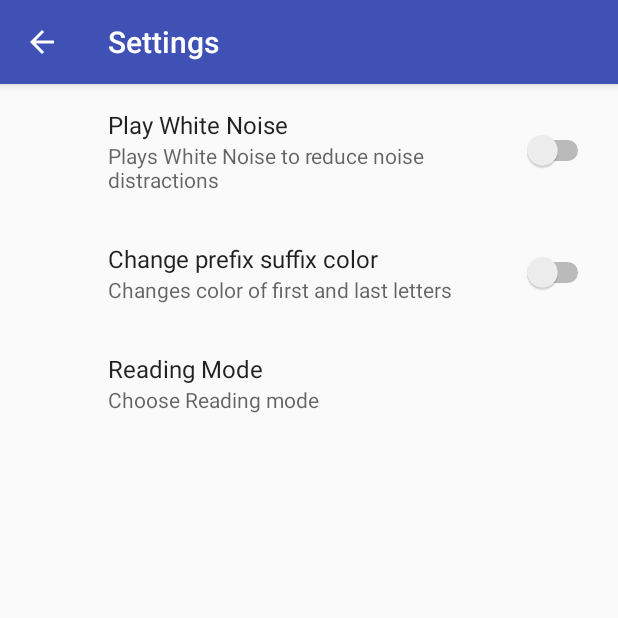
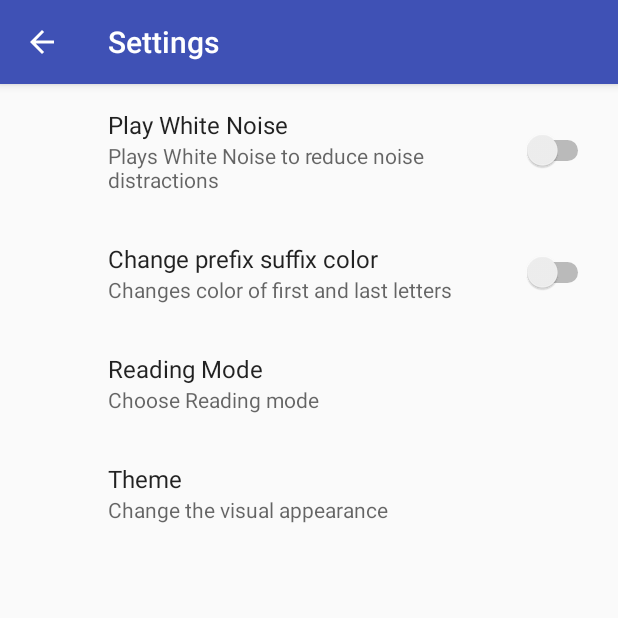
Before and after one commit to jvlsg/DyslexReader, an Android app: the screen it shows after launch (SettingsActivity), on a phone screen of 412 x 824 dp, the top half of it. Run offline under Robolectric (Android 15) with nearby library versions, the phone set to English and light mode, and no system bars; our stand-ins replace androidx.preference.

Commit message:
Continued preferences
*Adicionou resources para keys
TODO: Mergir com branch Kenji - integrar códigos e atualizar Main.

```diff
--- a/DyslexReader/app/src/main/java/cognitiva/dyslexreader/SettingsActivity.java
+++ b/DyslexReader/app/src/main/java/cognitiva/dyslexreader/SettingsActivity.java
@@ -1,19 +1,35 @@
 package cognitiva.dyslexreader;
 
+import android.preference.SwitchPreference;
 import android.support.v7.app.ActionBar;
 import android.support.v7.app.AppCompatActivity;
 import android.os.Bundle;
 
 public class SettingsActivity extends AppCompatActivity {
 
+    private SwitchPreference switchWhiteNoise;
+    private SwitchPreference switchFistLastColors;
+
+
+    //TODO: HOLDTIME
+
     @Override
     protected void onCreate(Bundle savedInstanceState) {
         super.onCreate(savedInstanceState);
         setContentView(R.layout.activity_settings);
 
+
+        /**
+         * Botão para retorno ao menu Principal
+         */
         ActionBar actionBar = this.getSupportActionBar();
         if(actionBar!=null){
             actionBar.setDisplayHomeAsUpEnabled(true);
         }
+
+        /**
+         *
+         */
+        //switchWhiteNoise = (SwitchPreference) findPr
     }
 }
--- a/DyslexReader/app/src/main/res/values/arrays.xml
+++ b/DyslexReader/app/src/main/res/values/arrays.xml
@@ -1,5 +1,7 @@
 <?xml version="1.0" encoding="utf-8"?>
 <resources>
+
+    <!-- SETTINGS ACTIVITY -->
     <array name="readingModes">
         <item>@string/readingModeLabelHighlight</item>
         <item>@string/readingModeLabelWordByWord</item>
@@ -8,4 +10,18 @@
         <item>@string/readingModeValueHighlight</item>
         <item>@string/readingModeValueWordByWord</item>
     </array>
+
+
+    <array name="themes">
+        <item>@string/themeLabelLight</item>
+        <item>@string/themeLabelDark</item>
+        <item>@string/themeLabelCustom</item>
+    </array>
+    <array name="entryValuesThemes">
+        <item>@string/themeValueLight</item>
+        <item>@string/themeValueDark</item>
+        <item>@string/themeValueCustom</item>
+    </array>
+
+
 </resources>
--- a/DyslexReader/app/src/main/res/values/strings.xml
+++ b/DyslexReader/app/src/main/res/values/strings.xml
@@ -19,20 +19,33 @@
     <!-- SETTINGS ACTIVITY -->
     <string name="settingsLabel">Settings</string>
 
+    <string name="whiteNoiseKey" translatable="false">whiteNoise</string>
     <string name="whiteNoiseTitle">Play White Noise</string>
     <string name="whiteNoiseSummary">Plays White Noise to reduce noise distractions</string>
 
+    <string name="firstLastColorsKey" translatable="false">firstLastColors</string>
     <string name="firstLastColorsTitle">Change prefix suffix color</string>
     <string name="firstLastColorsSummary">Changes color of first and last letters</string>
 
+    <string name="readingModeKey" translatable="false">readingMode</string>
     <string name="readingModeTitle">Reading Mode</string>
     <string name="readingModeSummary">Choose Reading mode</string>
     <string name="readingModeDialog">Choose Reading mode</string>
-
     <string name="readingModeLabelHighlight">Highlight</string>
     <string name="readingModeLabelWordByWord">Word By Word</string>
+    <string name="readingModeValueHighlight" translatable="false">highlight</string>
+    <string name="readingModeValueWordByWord" translatable="false">wordByWord</string>
 
-    <string name="readingModeValueHighlight">highlight</string>
-    <string name="readingModeValueWordByWord">wordByWord</string>
+    <string name="themeKey" translatable="false">theme</string>
+    <string name="themeTitle">Theme</string>
+    <string name="themeSummary">Change the visual appearance</string>
+    <string name="themeDialog">Choose Your theme</string>
+    <string name="themeLabelLight">Light</string>
+    <string name="themeLabelDark">Dark</string>
+    <string name="themeLabelCustom">Custom</string>
+    <string name="themeValueLight" translatable="false">light</string>
+    <string name="themeValueDark" translatable="false">dark</string>
+    <string name="themeValueCustom" translatable="false">custom</string>
+
 
 </resources>
--- a/DyslexReader/app/src/main/res/xml/pref_dyslex.xml
+++ b/DyslexReader/app/src/main/res/xml/pref_dyslex.xml
@@ -1,23 +1,39 @@
 <?xml version="1.0" encoding="utf-8"?>
 <PreferenceScreen xmlns:android="http://schemas.android.com/apk/res/android">
+
     <SwitchPreference
-        android:key="switchWhiteNoise"
+        android:key="@string/whiteNoiseKey"
         android:title="@string/whiteNoiseTitle"
         android:summary="@string/whiteNoiseSummary"
+        android:defaultValue="false"
         />
 
     <SwitchPreference
-        android:key="switchFirstLastColors"
+        android:key="@string/firstLastColorsKey"
         android:title="@string/firstLastColorsTitle"
         android:summary="@string/firstLastColorsSummary"
+        android:defaultValue="false"
         />
 
     <ListPreference
-        android:key="listReadingMode"
+        android:key="@string/readingModeKey"
         android:title="@string/readingModeTitle"
         android:summary="@string/readingModeSummary"
         android:entries="@array/readingModes"
         android:entryValues="@array/entryValuesReadingModes"
-        android:dialogTitle="@string/readingModeDialog" />
+        android:dialogTitle="@string/readingModeDialog"
+        android:defaultValue="@string/readingModeValueHighlight"/>
+
+    <ListPreference
+        android:key="@string/themeKey"
+        android:title="@string/themeTitle"
+        android:summary="@string/themeSummary"
+        android:entries="@array/themes"
+        android:entryValues="@array/entryValuesThemes"
+        android:dialogTitle="@string/themeDialog"
+        android:defaultValue="@string/themeValueLight"
+        />
+
+
 
 </PreferenceScreen>
```
